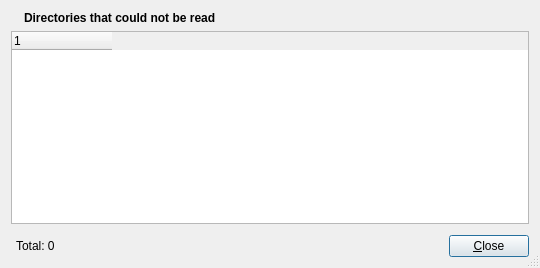
Lithopsian/qdirstat, file src/unreadable-dirs-window.ui: the form before one commit.
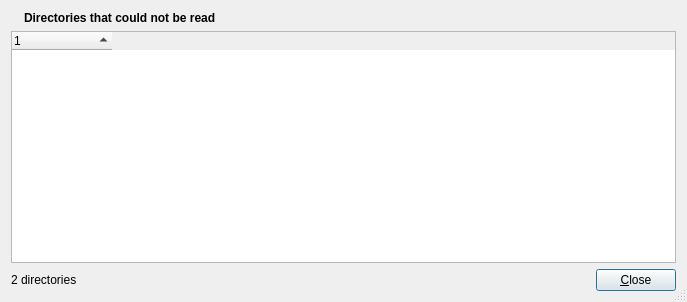
The form after the commit. Icons and pictures are not drawn.

Diff of the .ui file:
```diff
--- a/src/unreadable-dirs-window.ui
+++ b/src/unreadable-dirs-window.ui
@@ -6,8 +6,8 @@
    <rect>
     <x>0</x>
     <y>0</y>
-    <width>540</width>
-    <height>268</height>
+    <width>687</width>
+    <height>302</height>
    </rect>
   </property>
   <property name="windowTitle">
@@ -49,6 +49,9 @@
      <property name="uniformRowHeights">
       <bool>true</bool>
      </property>
+     <property name="sortingEnabled">
+      <bool>true</bool>
+     </property>
      <attribute name="headerStretchLastSection">
       <bool>false</bool>
      </attribute>
@@ -60,23 +63,11 @@
     </widget>
    </item>
    <item>
-    <layout class="QHBoxLayout" name="buttonHBox">
-     <property name="leftMargin">
-      <number>5</number>
-     </property>
-     <property name="topMargin">
-      <number>5</number>
-     </property>
+    <layout class="QHBoxLayout" name="buttonHBox" stretch="1,0">
      <item>
       <widget class="QLabel" name="totalLabel">
-       <property name="sizePolicy">
-        <sizepolicy hsizetype="Expanding" vsizetype="Preferred">
-         <horstretch>0</horstretch>
-         <verstretch>0</verstretch>
-        </sizepolicy>
-       </property>
        <property name="text">
-        <string>Total: 0</string>
+        <string>2 directories</string>
        </property>
       </widget>
      </item>
```
Left out of the diff: 2 changed lines with no effect on the pictures.
